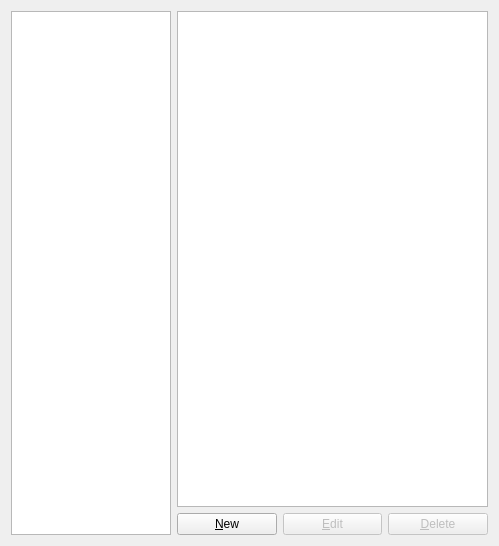
This is gns3/modules/virtualbox/ui/virtualbox_vm_preferences_page.ui in GNS3/gns3-gui as Qt 5 draws it before an edit. The edited form follows.
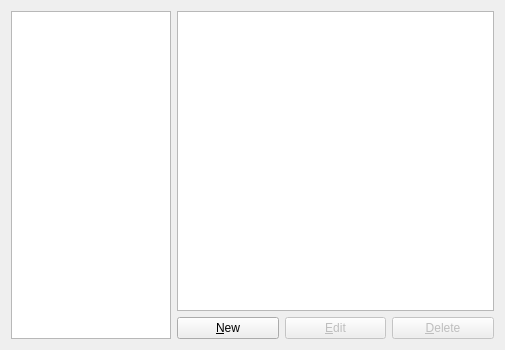
This is the edited form.

The edit to the form file:
```diff
--- a/gns3/modules/virtualbox/ui/virtualbox_vm_preferences_page.ui
+++ b/gns3/modules/virtualbox/ui/virtualbox_vm_preferences_page.ui
@@ -6,8 +6,8 @@
    <rect>
     <x>0</x>
     <y>0</y>
-    <width>499</width>
-    <height>546</height>
+    <width>505</width>
+    <height>350</height>
    </rect>
   </property>
   <property name="windowTitle">
```
Left out of the diff: 7 changed lines with no effect on the pictures.
